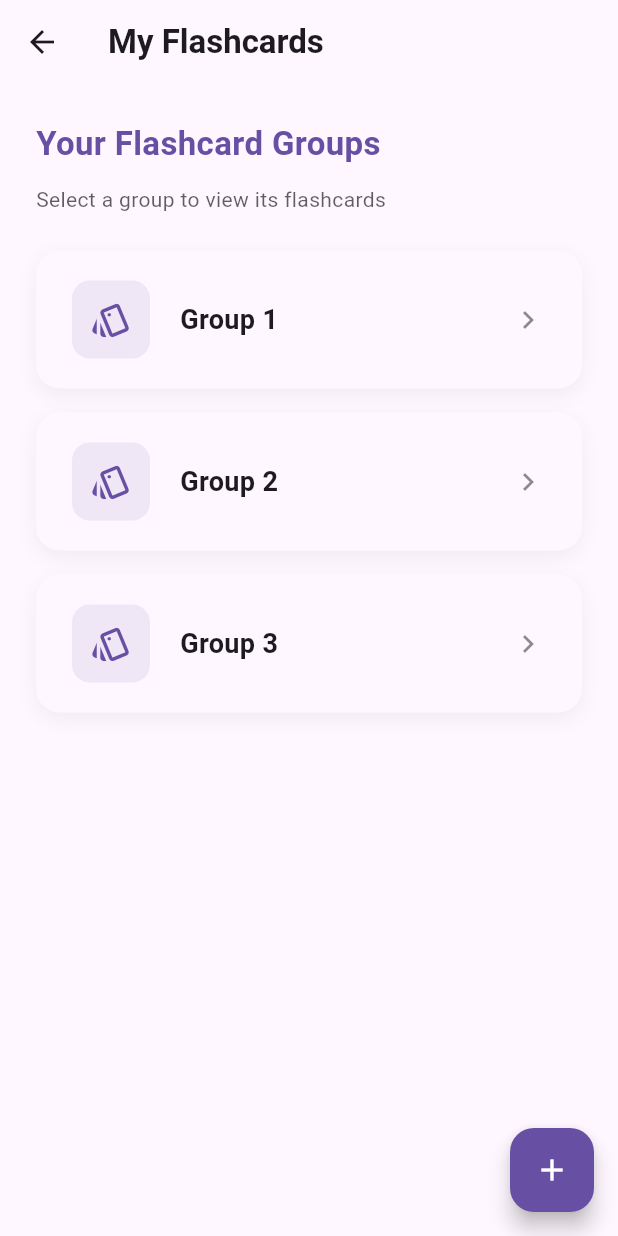
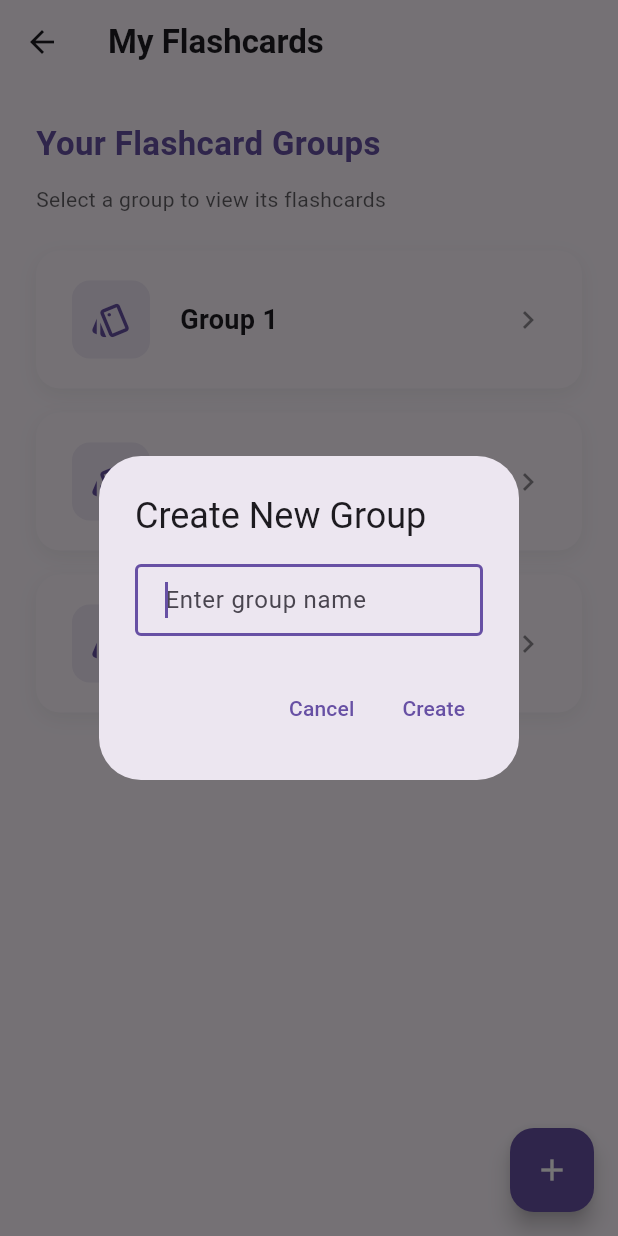
Before and after one commit to trungnotchung/flash_ability, a Flutter app: the MyFlashcardScreen screen opened directly, after a tap on the "add" icon, on a phone screen of 412 x 824 dp. Run offline on Flutter 3.47's test engine with Material 3 defaults, Android fonts, the phone set to English and light mode, and no system bars; our stand-ins replace fl_chart, shared_preferences; accounts and stored records are empty.

Commit message:
Add group creation

```diff
--- a/lib/screens/management/flashcard/my_flashcard_of_group_screen.dart
+++ b/lib/screens/management/flashcard/my_flashcard_of_group_screen.dart
@@ -88,7 +88,7 @@ class _MyFlashcardOfGroupScreenState extends State<MyFlashcardOfGroupScreen> {
             _refreshFlashcards();
           }
         },
-        backgroundColor: Colors.grey,
+        backgroundColor: Theme.of(context).colorScheme.primary,
         child: const Icon(Icons.add, color: Colors.white),
       ),
     );
--- a/lib/screens/management/flashcard/my_flashcard_screen.dart
+++ b/lib/screens/management/flashcard/my_flashcard_screen.dart
@@ -2,11 +2,15 @@ import 'package:flash_ability/screens/management/flashcard/my_flashcard_of_group
 import 'package:flash_ability/services/management/flashcard/group.dart';
 import 'package:flutter/material.dart';
 
-class MyFlashcardScreen extends StatelessWidget {
+class MyFlashcardScreen extends StatefulWidget {
   const MyFlashcardScreen({super.key});
 
   @override
+  State<MyFlashcardScreen> createState() => _MyFlashcardScreenState();
+}
 
+class _MyFlashcardScreenState extends State<MyFlashcardScreen> {
+  @override
   Widget build(BuildContext context) {
     return Scaffold(
       appBar: AppBar(
@@ -143,7 +147,46 @@ class MyFlashcardScreen extends StatelessWidget {
         ),
       ),
       floatingActionButton: FloatingActionButton(
-        onPressed: () {},
+        onPressed: () {
+          final TextEditingController controller = TextEditingController();
+          showDialog(
+            context: context,
+            builder: (context) => AlertDialog(
+              title: const Text('Create New Group'),
+              content: TextField(
+                controller: controller,
+                autofocus: true,
+                decoration: const InputDecoration(
+                  hintText: 'Enter group name',
+                  contentPadding: EdgeInsets.symmetric(horizontal: 16, vertical: 8),
+                  border: OutlineInputBorder(),
+                ),
+              ),
+              actions: [
+                TextButton(
+                  onPressed: () => Navigator.of(context).pop(),
+                  child: const Text('Cancel'),
+                ),
+                TextButton(
+                  onPressed: () async {
+                    final value = controller.text.trim();
+                    if (value.isNotEmpty) {
+                      await GroupOperation.addGroup(value);
+
+                      print("Groups: ${await GroupOperation.getGroups()}");
+
+                      if (mounted) {
+                        Navigator.of(context).pop();
+                        setState(() {}); // Refresh the list
+                      }
+                    }
+                  },
+                  child: const Text('Create'),
+                ),
+              ],
+            ),
+          );
+        },
         backgroundColor: Theme.of(context).colorScheme.primary,
         child: const Icon(Icons.add, color: Colors.white),
       ),
--- a/lib/services/management/flashcard/group.dart
+++ b/lib/services/management/flashcard/group.dart
@@ -1,13 +1,22 @@
+import '../../../mock_data/management/my_flashcard.dart';
+
 class GroupOperation {
   GroupOperation._();
 
   static Future<List<String>> getGroups() async {
     // Simulate a network call or database query
     await Future.delayed(const Duration(seconds: 1));
-    return [
-      'Group 1',
-      'Group 2',
-      'Group 3',
-    ];
+    return flashcardGroups.map((group) => group['groupName']!).toList();
+  }
+
+  static Future<void> addGroup(String groupName) async {
+    // Simulate a network call
+    await Future.delayed(const Duration(seconds: 1));
+    // Add the new group to the list
+    flashcardGroups.add({
+      'groupName': groupName,
+      'numberOfCards': '0',
+      'words': '',
+    });
   }
 }
```
